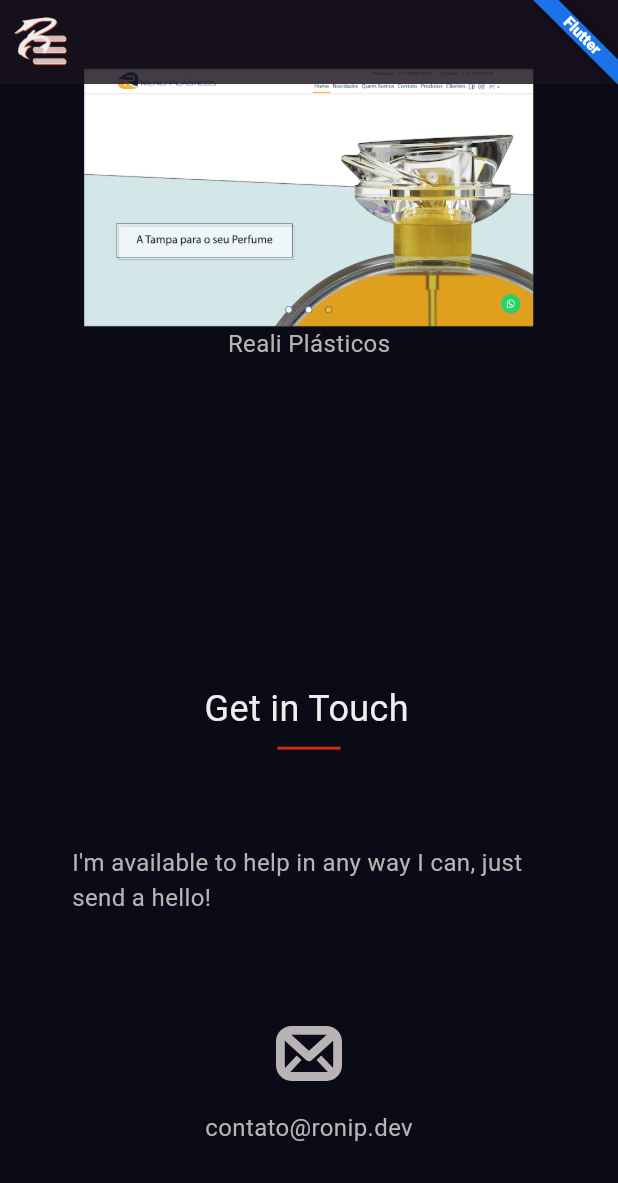
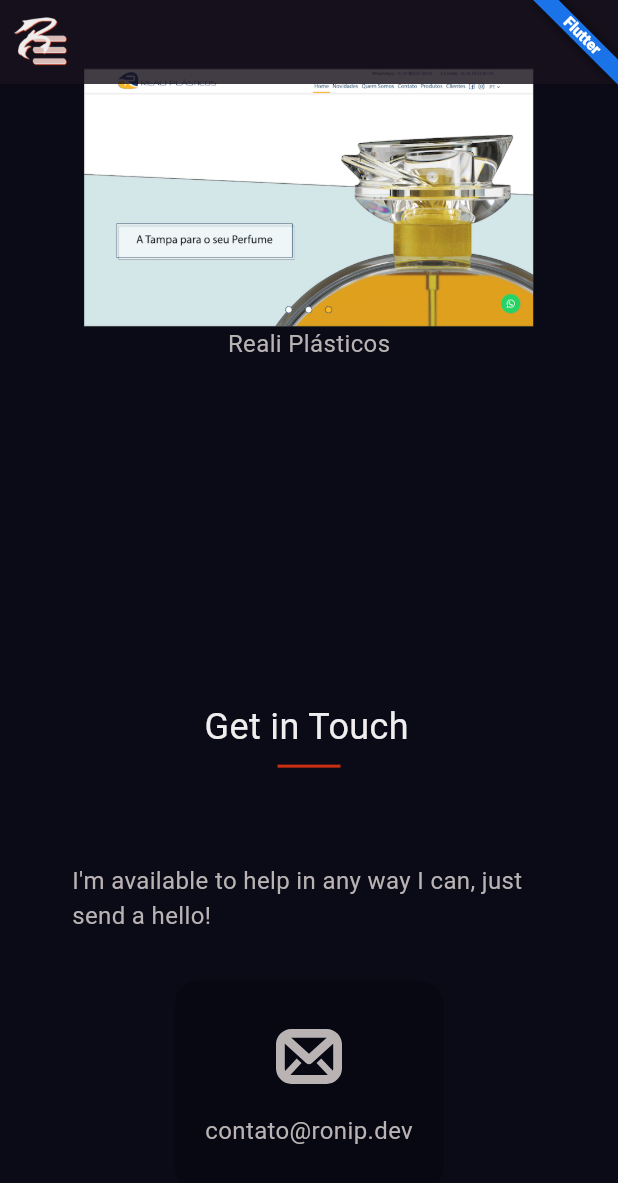
Before and after one commit to ronipaschoal/ronip, a Flutter app: the screen it shows after launch, scrolled down 2304 dp, on a phone screen of 412 x 824 dp. Shown: the top 1183 px of the screen. Run offline on Flutter 3.47's test engine with Material 3 defaults, Android fonts, the phone set to English and light mode, and no system bars; our stand-ins replace flutter_bloc, flutter_svg, go_router; generated files the repository leaves out were written again.

```diff
--- a/lib/pages/home/home_screen.dart
+++ b/lib/pages/home/home_screen.dart
@@ -133,6 +133,7 @@ class _HomeScreenState extends State<HomeScreen> with TickerProviderStateMixin {
                   ),
                 )
               : AppBar(
+                  surfaceTintColor: RpTheme.menuColor,
                   backgroundColor: RpTheme.menuColor,
                   title: const RpLogoWidget(size: Size(36.0, 36.0)),
                   actions: [
--- a/lib/pages/home/sections/contact_section.dart
+++ b/lib/pages/home/sections/contact_section.dart
@@ -51,7 +51,9 @@ class ContactSection extends StatelessWidget {
                         'mailto:contato@ronip.dev?subject=Website contact!',
                       ),
                     ),
+                    const SizedBox(height: RpTheme.spacingMedium),
                     ListView.builder(
+                      physics: const NeverScrollableScrollPhysics(),
                       padding: EdgeInsets.zero,
                       shrinkWrap: true,
                       itemCount: 1,
@@ -84,6 +86,7 @@ class ContactSection extends StatelessWidget {
                         'mailto:contato@ronip.dev?subject=Website contact!',
                       ),
                     ),
+                    const SizedBox(width: RpTheme.spacingMedium),
                     SizedBox(
                       height: 160.0,
                       child: ListView.separated(
--- a/lib/pages/home/widgets/home_contact_item_widget.dart
+++ b/lib/pages/home/widgets/home_contact_item_widget.dart
@@ -17,9 +17,15 @@ class HomeContactItemWidget extends StatelessWidget {
   Widget build(BuildContext context) {
     return Center(
       child: SizedBox(
-        width: 160.0,
-        height: 160.0,
+        width: 180.0,
+        height: 140.0,
         child: IconButton(
+          style: IconButton.styleFrom(
+            backgroundColor: const Color.fromARGB(152, 6, 6, 15),
+            shape: const RoundedRectangleBorder(
+              borderRadius: BorderRadius.all(Radius.circular(16.0)),
+            ),
+          ),
           onPressed: onPressed,
           icon: Column(
             mainAxisAlignment: MainAxisAlignment.center,
```
